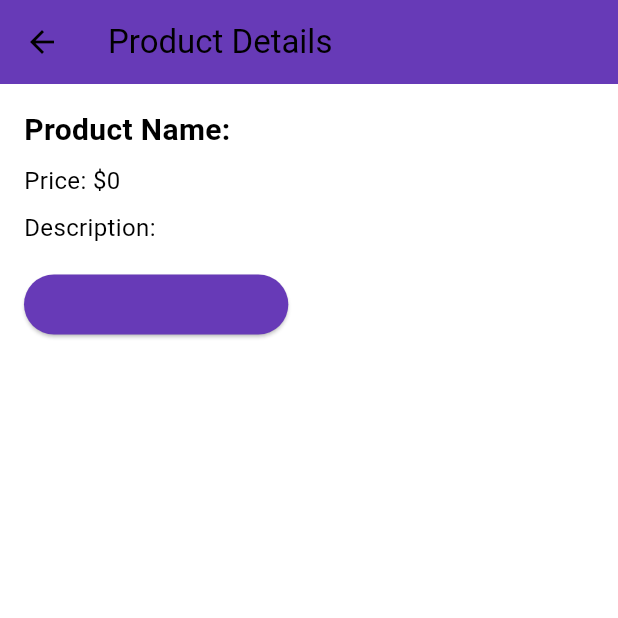
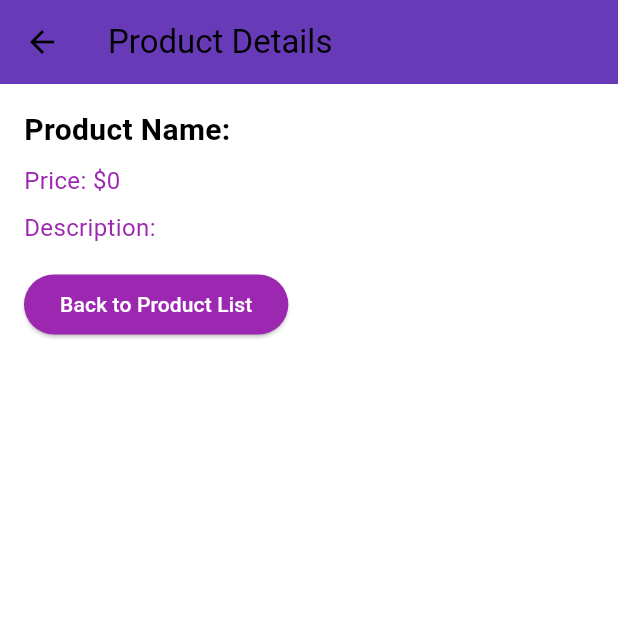
Before and after one commit to claraaurelia/hobana-studio-mobile, a Flutter app: the ProductDetailPage screen opened directly with empty values, on a phone screen of 412 x 824 dp, the top half of it. Run offline on Flutter 3.47's test engine with Material 3 defaults, Android fonts, the phone set to English and light mode, and no system bars; missing offline and left inert: pbp_django_auth.

Commit message:
tutorial 9

```diff
--- a/lib/screens/product_detail.dart
+++ b/lib/screens/product_detail.dart
@@ -1,7 +1,5 @@
 import 'package:flutter/material.dart';
 import 'package:hobana_studio/models/product_entry.dart';
-import 'package:pbp_django_auth/pbp_django_auth.dart';
-import 'package:provider/provider.dart';
 
 class ProductDetailPage extends StatelessWidget {
   final ProductEntry product;  // Menerima data produk yang dipilih dari daftar
@@ -10,8 +8,6 @@ class ProductDetailPage extends StatelessWidget {
 
   @override
   Widget build(BuildContext context) {
-    final request = context.watch<CookieRequest>();
-
     return Scaffold(
       appBar: AppBar(
         title: const Text("Product Details"),
@@ -32,21 +28,30 @@ class ProductDetailPage extends StatelessWidget {
             const SizedBox(height: 8),
             Text(
               "Price: \$${product.fields.productPrice}",
-              style: const TextStyle(fontSize: 16.0),
+              style: const TextStyle(
+                fontSize: 16.0,
+                color: Colors.purple,  // Mengubah warna teks menjadi ungu
+              ),
             ),
             const SizedBox(height: 8),
             Text(
               "Description: ${product.fields.productDescription}",
-              style: const TextStyle(fontSize: 16.0),
+              style: const TextStyle(
+                fontSize: 16.0,
+                color: Colors.purple,  // Mengubah warna teks menjadi ungu
+              ),
             ),
             const SizedBox(height: 16),
             ElevatedButton(
               onPressed: () {
                 Navigator.pop(context);  // Tombol untuk kembali ke halaman daftar produk
               },
-              child: const Text('Back to Product List'),
+              child: const Text(
+                'Back to Product List',
+                style: TextStyle(color: Colors.white),  // Mengubah warna teks tombol menjadi putih
+              ),
               style: ElevatedButton.styleFrom(
-                primary: Theme.of(context).colorScheme.primary,
+                backgroundColor: Colors.purple,  // Mengubah background tombol menjadi ungu
               ),
             ),
           ],
```
Also changed, not shown: lib/screens/list_productentry.dart (+37 -46 lines), 1 other file.
